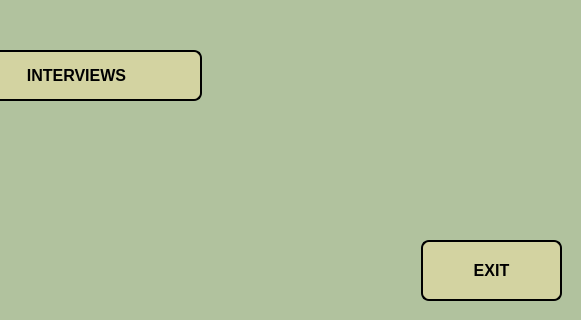
First picture: the form in UIs/pre_usermenu.ui, repository werhereitacademy/Python-Module-Week7, before the edit; both pictures show x 419 to 1000 and y 280 to 600 of the 1000 by 600 pixel window.
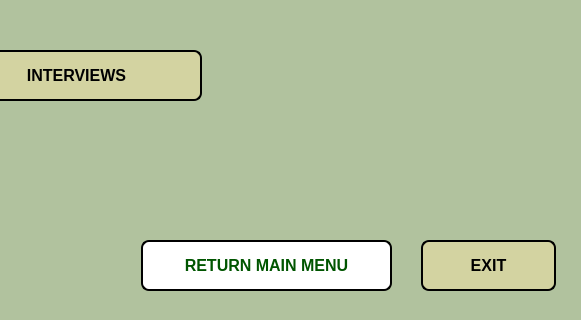
Second picture: the form after the edit.

The edit to the form file:
```diff
--- a/UIs/pre_usermenu.ui
+++ b/UIs/pre_usermenu.ui
@@ -111,8 +111,8 @@
     <rect>
      <x>840</x>
      <y>520</y>
-     <width>141</width>
-     <height>61</height>
+     <width>135</width>
+     <height>51</height>
     </rect>
    </property>
    <property name="autoFillBackground">
@@ -200,6 +200,39 @@
     <set>Qt::AlignCenter</set>
    </property>
   </widget>
+  <widget class="QPushButton" name="pushButton_main">
+   <property name="geometry">
+    <rect>
+     <x>560</x>
+     <y>520</y>
+     <width>251</width>
+     <height>51</height>
+    </rect>
+   </property>
+   <property name="styleSheet">
+    <string notr="true">
+QPushButton {
+    font-size: 16px;
+    font-weight: bold;
+    font-family: Arial;
+	color: rgb(0, 85, 0);
+	background-color: rgb(255, 255, 255);
+    border-radius: 8px; /* Köşe yuvarlama */
+    padding: 8px; /* Küçük padding */
+    border: 2px solid black; /* İnce siyah çerçeve */
+    
+}
+
+QPushButton:hover {
+    background-color: #b0b072; /* Hover durumunda daha koyu sarımsı gri */
+    /* Hover durumunda gölgeyi değiştirmek için */
+
+}</string>
+   </property>
+   <property name="text">
+    <string>RETURN MAIN MENU</string>
+   </property>
+  </widget>
  </widget>
  <resources/>
  <connections/>
```
